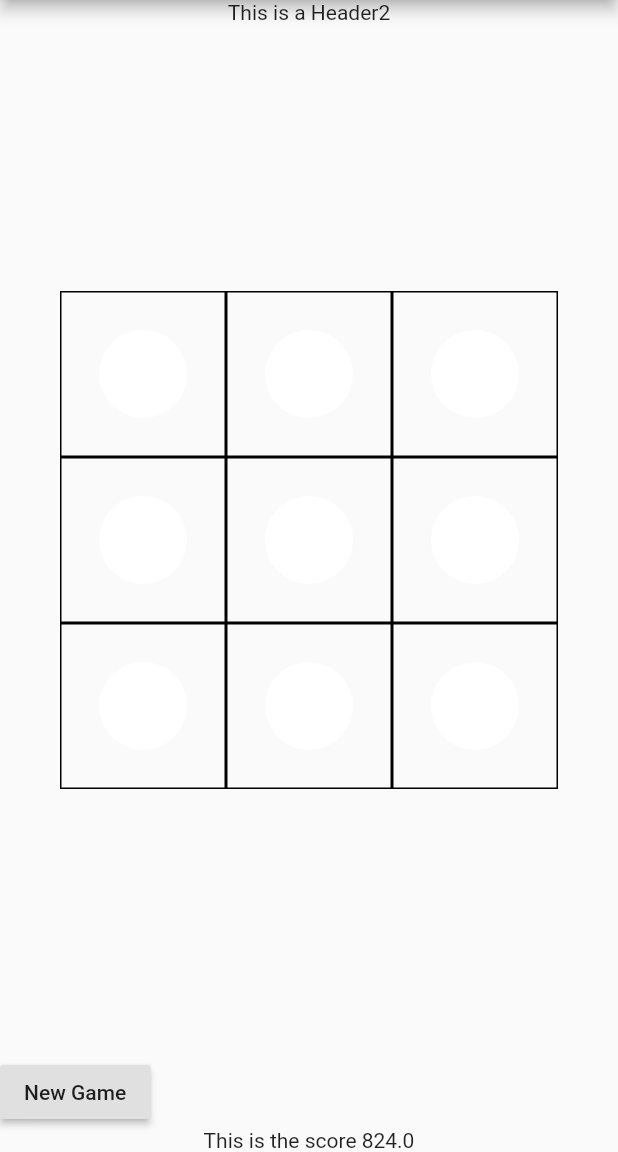
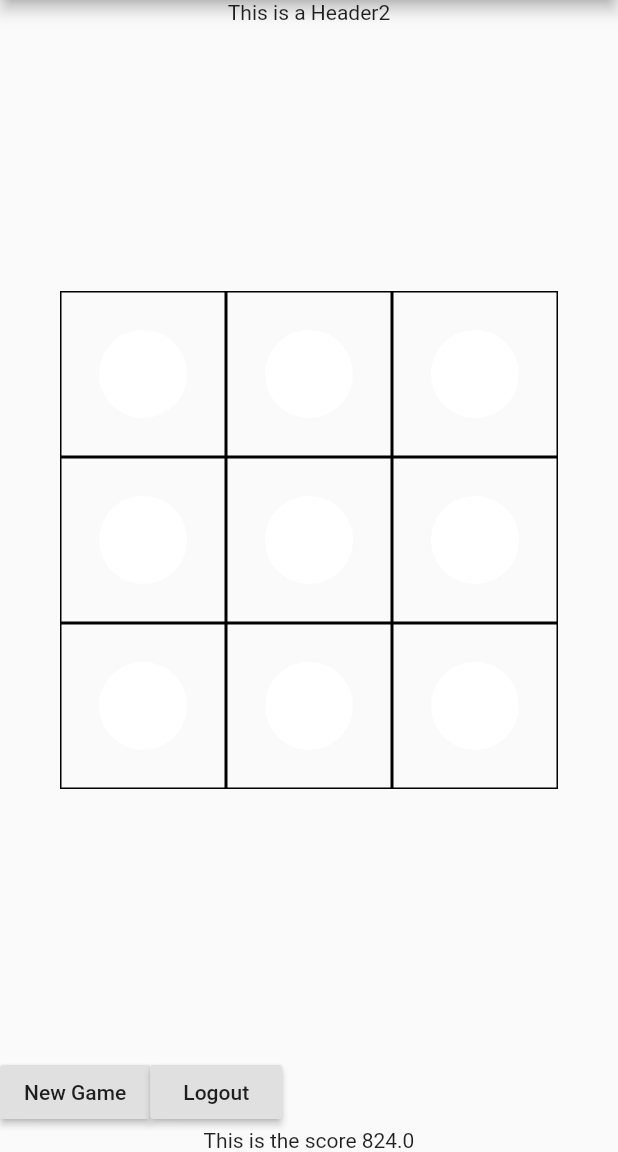
Before and after one commit to samuelzv/tic-tac-toe, a Flutter app: the GamePage screen opened directly, after a tap on "New Game", on a phone screen of 412 x 824 dp, the part 84-1236 px from its top. Run offline on Flutter 3.47's test engine with Material 2 defaults, Android fonts, the phone set to English and light mode, and no system bars; our stand-ins replace bloc, equatable, flutter_bloc; missing offline and left inert: angular, angular_bloc, angular_components, angular_forms, angular_router.

Commit message:
Enable logout from the game

```diff
--- a/common/lib/src/game_bloc/bloc.dart
+++ b/common/lib/src/game_bloc/bloc.dart
@@ -33,6 +33,8 @@ class GameBloc extends Bloc<BlocEvent, DataState> {
       game.makeMovement(event.cellPosition);
 
       yield Movement(game.state);
+    } else if (event is LogoutBlocEvent) {
+      yield Logout(game.state);
     } else {
       yield null;
     }
--- a/common/lib/src/game_bloc/game_bloc_event.dart
+++ b/common/lib/src/game_bloc/game_bloc_event.dart
@@ -19,3 +19,6 @@ class LoginBlocEvent extends BlocEvent {
 
   LoginBlocEvent(this.username);
 }
+
+class LogoutBlocEvent extends BlocEvent {
+}
--- a/flutter_app/lib/pages/game/game.dart
+++ b/flutter_app/lib/pages/game/game.dart
@@ -12,6 +12,7 @@ class GamePage extends StatefulWidget {
 
 class _GamePageState extends State<GamePage> {
   Widget _getGame() {
+    GameBloc _gameBloc = BlocProvider.of<GameBloc>(context);
     return Center(
           child: Column(
             mainAxisAlignment: MainAxisAlignment.center,
@@ -26,7 +27,9 @@ class _GamePageState extends State<GamePage> {
                   )
                 )
               ),
-              PlayControls(() => BlocProvider.of<GameBloc>(context).dispatch(NewGameBlocEvent()) ),
+              PlayControls(
+                () => _gameBloc.dispatch(NewGameBlocEvent()),
+                () => _gameBloc.dispatch(LogoutBlocEvent()) ),
               Text('This is the score ${MediaQuery.of(context).size.height}'),
             ]
           )
--- a/flutter_app/lib/pages/game/widgets/play_controls.dart
+++ b/flutter_app/lib/pages/game/widgets/play_controls.dart
@@ -3,8 +3,9 @@ import 'package:flutter_bloc/flutter_bloc.dart';
 
 class PlayControls extends StatelessWidget {
   final Function onNewGame;
+  final Function onLogout;
 
-  const PlayControls(this.onNewGame);
+  const PlayControls(this.onNewGame, this.onLogout);
 
   @override
   Widget build(BuildContext context) {
@@ -13,6 +14,10 @@ class PlayControls extends StatelessWidget {
         RaisedButton(
           child: Text('New Game'),
           onPressed: onNewGame
+        ),
+        RaisedButton(
+          child: Text('Logout'),
+          onPressed: onLogout
         )
       ],
     );
--- a/flutter_app/lib/pages/home/home.dart
+++ b/flutter_app/lib/pages/home/home.dart
@@ -50,7 +50,7 @@ class HomePage extends StatelessWidget {
               return GamePage();
             }
 
-            if (state is DataState || state == null) {
+            if (state is DataState || state == null || state is Logout) {
               return _homeWidget(() {
                 BlocProvider.of<GameBloc>(context).dispatch(WelcomeBlocEvent());
               });
```
